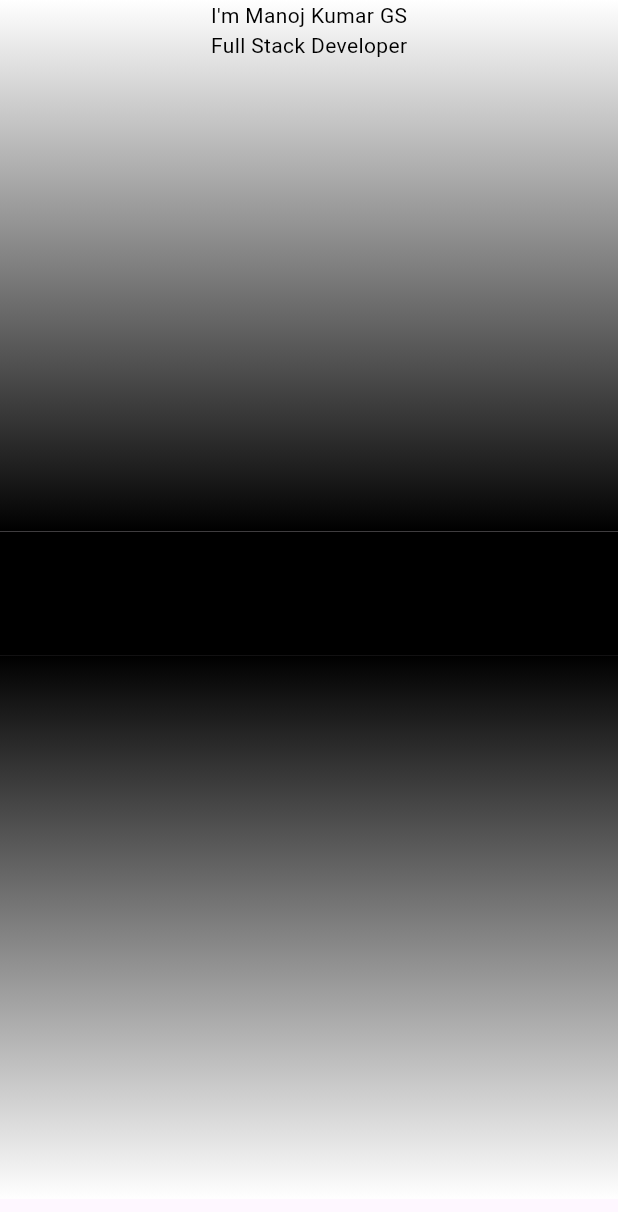
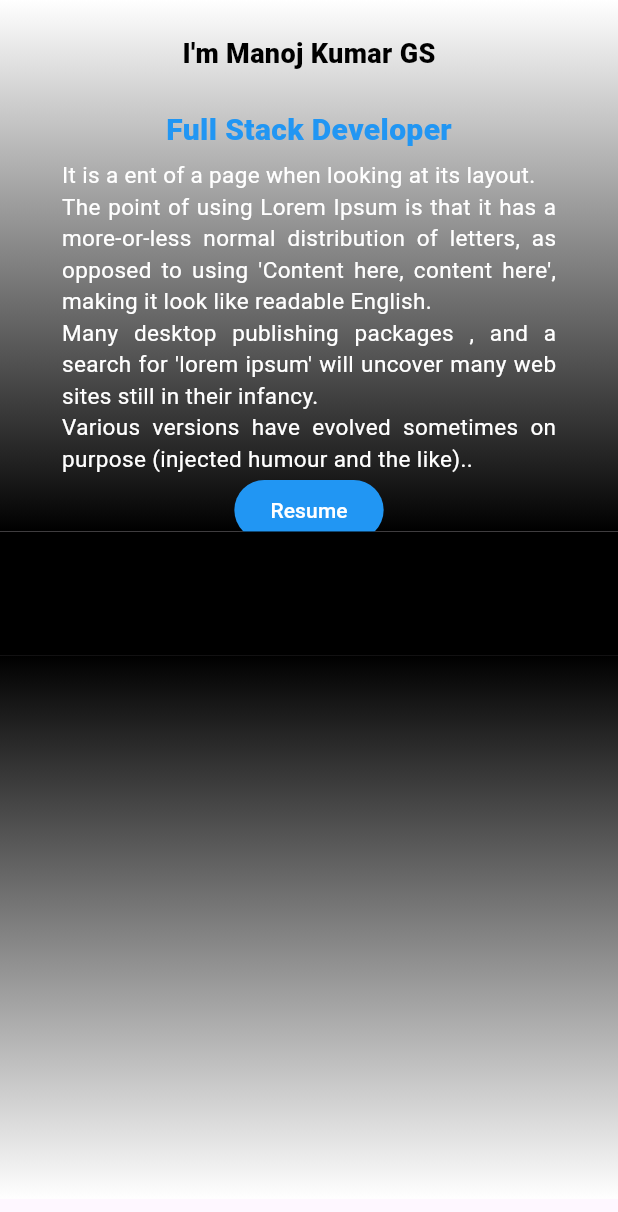
Before and after one commit to ManojKumar-GS/Portfolio, a Flutter app: the AboutMe screen opened directly, on a phone screen of 412 x 824 dp. Shown: the top 1212 px of the screen. Run offline on Flutter 3.47's test engine with Material 3 defaults, Android fonts, the phone set to English and light mode, and no system bars.

Commit message:
content added

```diff
--- a/lib/screens/about_me.dart
+++ b/lib/screens/about_me.dart
@@ -23,16 +23,42 @@ class _AboutMeState extends State<AboutMe> {
               end: Alignment.bottomCenter,
               colors: [Colors.white, Colors.black],
             )),
-            child: const Column(
+            child: Column(
               children: [
-                Text(
+                const Text(
                   "I'm Manoj Kumar GS",
-                  style: TextStyle(color: Colors.black),
+                  style: TextStyle(
+                      fontSize: 18,
+                      color: Colors.black,
+                      fontWeight: FontWeight.w900,
+                      height: 4),
                 ),
-                Text(
+                const Text(
                   "Full Stack Developer",
-                  style: TextStyle(color: Colors.black),
+                  style: TextStyle(
+                      color: Colors.blue,
+                      fontWeight: FontWeight.w900,
+                      fontSize: 20),
                 ),
+                const SizedBox(height: 5),
+                Padding(
+                  padding: EdgeInsets.symmetric(
+                      horizontal: MediaQuery.sizeOf(context).width * 0.1),
+                  child: const Text(
+                    "It is a ent of a page when looking at its layout. \n The point of using Lorem Ipsum is that it has a more-or-less normal distribution of letters, as opposed to using 'Content here, content here', making it look like readable English.\n Many desktop publishing packages , and a search for 'lorem ipsum' will uncover many web sites still in their infancy.\n Various versions have evolved sometimes on purpose (injected humour and the like)..",
+                    textAlign: TextAlign.justify,
+                    style: TextStyle(
+                        fontSize: 15,
+                        color: Colors.white,
+                        fontWeight: FontWeight.w400),
+                  ),
+                ),
+                ElevatedButton(
+                  onPressed: () {},
+                  style: ElevatedButton.styleFrom(backgroundColor: Colors.blue),
+                  child: const Text("Resume",
+                      style: TextStyle(color: Colors.white)),
+                )
               ],
             ),
           ),
```
